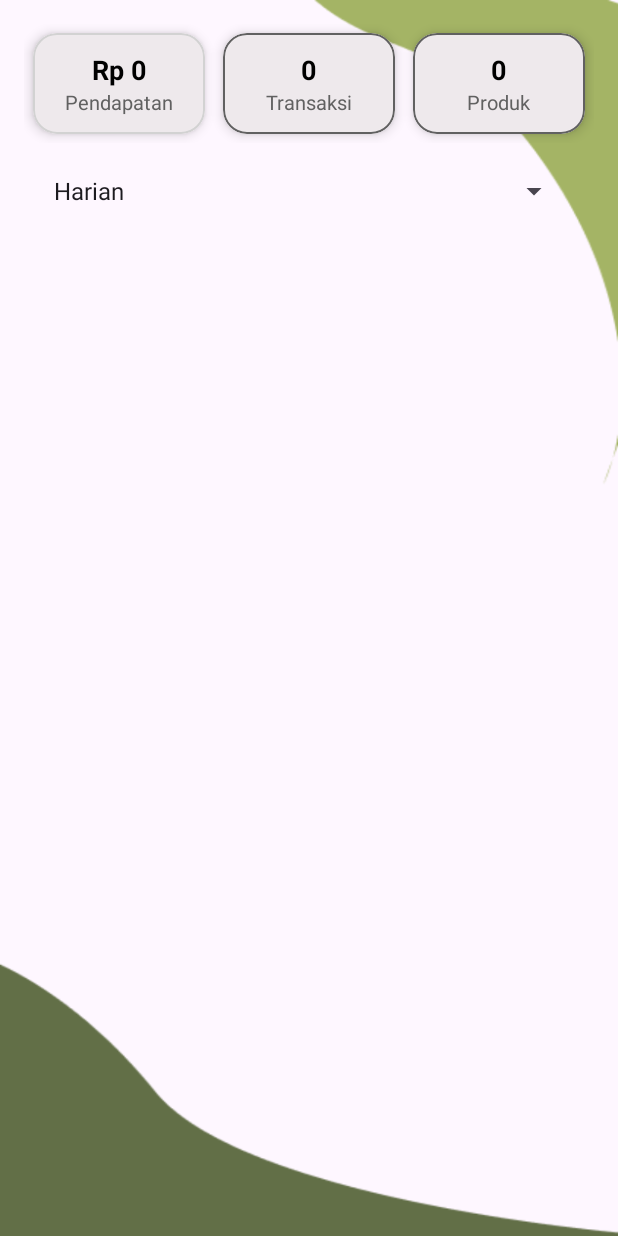
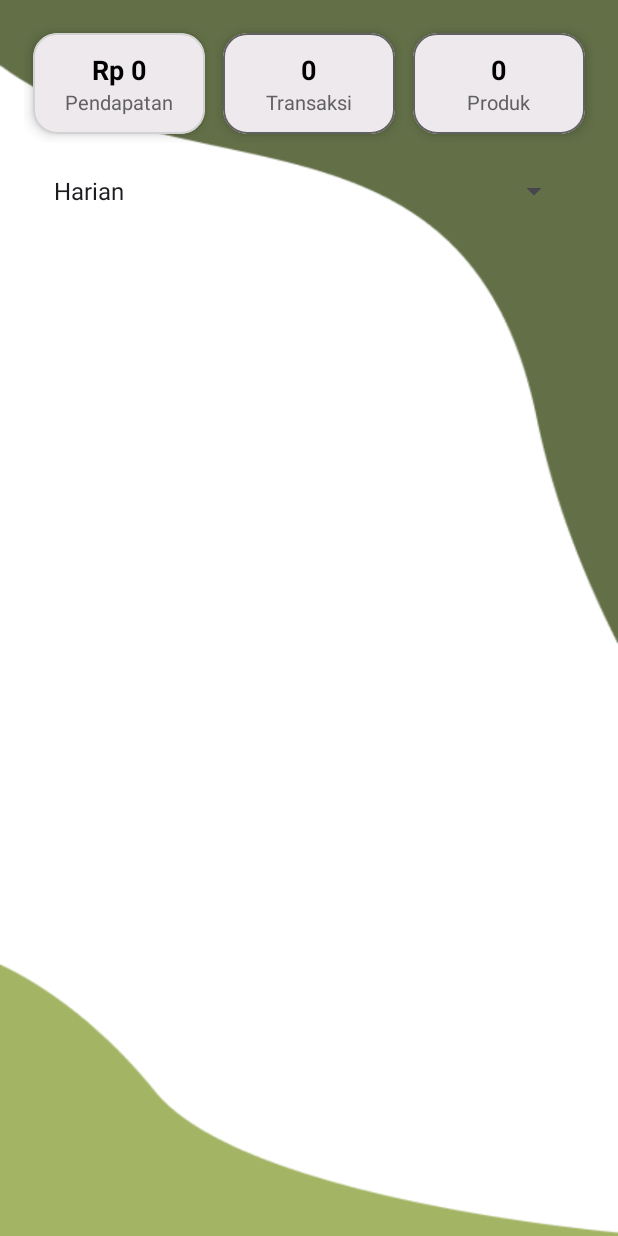
Before and after one commit to royahfs/TaniMart, an Android app: the LaporanActivity screen opened directly, with no data from a screen before it, on a phone screen of 412 x 824 dp. Run offline under Robolectric (Android 15) with nearby library versions, the phone set to English and light mode, and no system bars; our stand-ins replace Firebase (no records; nobody signed in at launch, a user with empty details on screens opened directly).

Commit message:
initial commit

```diff
--- a/app/src/main/java/com/example/tanimart/ui/kasir/laporan/LaporanViewModel.java
+++ b/app/src/main/java/com/example/tanimart/ui/kasir/laporan/LaporanViewModel.java
@@ -32,11 +32,8 @@ public class LaporanViewModel extends ViewModel {
 
     // --- PERBAIKAN UTAMA ADA DI SINI ---
     public LaporanViewModel() {
-        // Panggil filterData dengan "Harian" sebagai default saat ViewModel dibuat.
-        // Argumen startDate dan endDate bisa null karena akan di-generate di dalam method.
         filterData("Harian", null, null);
     }
-    // ------------------------------------
 
     // filter data berdasarkan pilihan
     public void filterData(String type, Date startDate, Date endDate) {
--- a/app/src/main/res/layout/activity_laporan.xml
+++ b/app/src/main/res/layout/activity_laporan.xml
@@ -5,7 +5,7 @@
     xmlns:tools="http://schemas.android.com/tools"
     android:layout_width="match_parent"
     android:layout_height="match_parent"
-    android:background="@drawable/vtb"
+    android:background="@drawable/background_2"
     android:padding="16dp"
     tools:context=".ui.kasir.laporan.LaporanActivity">
 
```
Also changed, not shown: app/src/main/res/layout/item_product.xml (+4 -9 lines).
